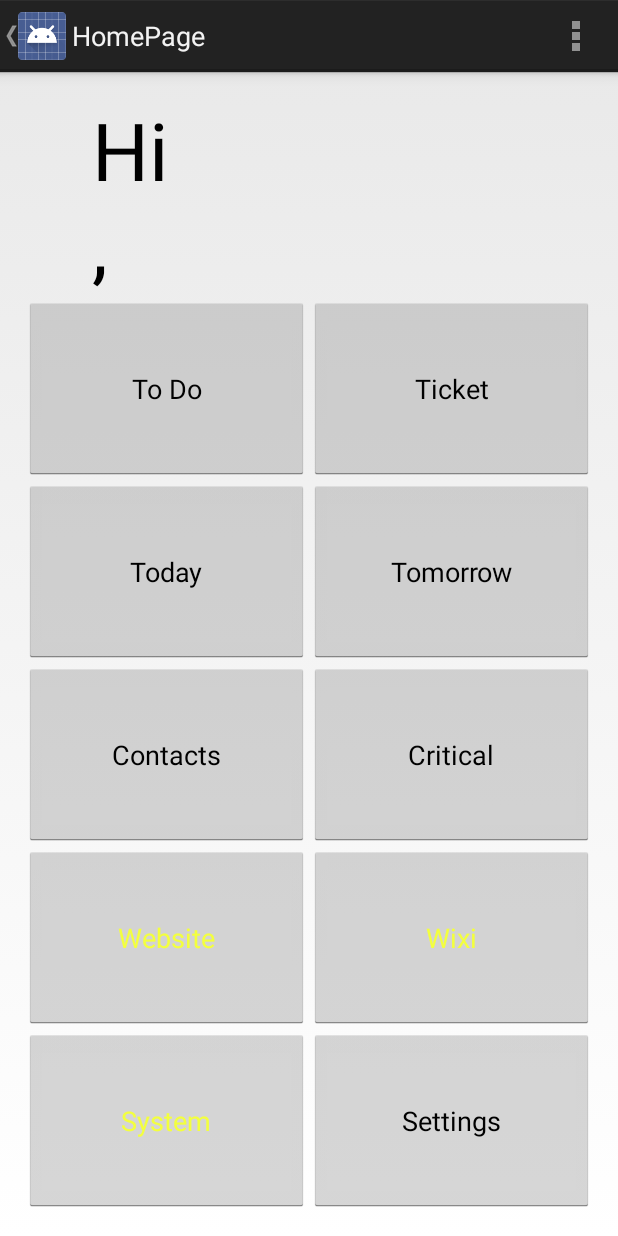
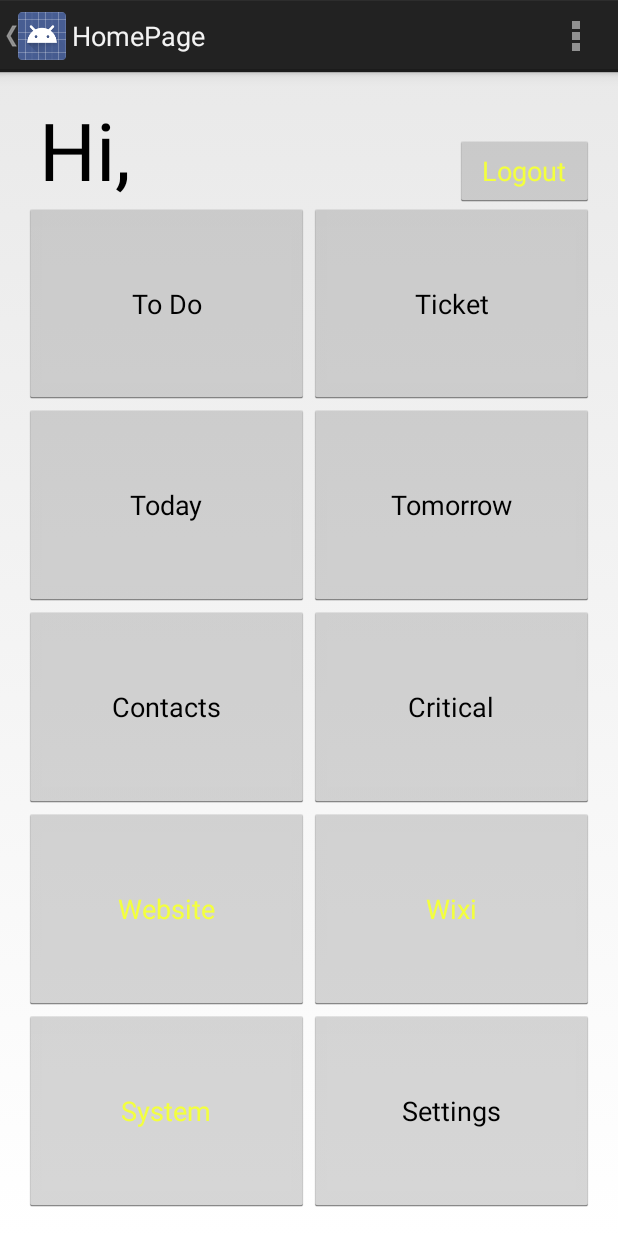
Before and after one commit to AdamMcG/BXP_MobileApp_Android, an Android app: the HomePage screen opened directly, with no data from a screen before it, on a phone screen of 412 x 824 dp. Run offline under Robolectric (Android 15) with nearby library versions, the phone set to English and light mode, and no system bars; network calls fail.

Commit message:
Commit 21: I've implemented Caching and Full name search into the codebase. The main problem with the styling was the usage of drawables and the fact that Android styling is... troublesome, to say the least. this is probably to do with lack of experience with the technology instead of being bad at programming in general(Ego as heck).

```diff
--- a/All N One/app/src/main/java/com/allnone/app/views/HomePage.java
+++ b/All N One/app/src/main/java/com/allnone/app/views/HomePage.java
@@ -1,7 +1,9 @@
 package com.allnone.app.views;
 
 import android.app.Activity;
+import android.content.Context;
 import android.content.Intent;
+import android.content.SharedPreferences;
 import android.graphics.drawable.Drawable;
 import android.net.Uri;
 import android.os.Bundle;
@@ -10,6 +12,7 @@ import android.view.MenuItem;
 import android.view.View;
 import android.widget.TextView;
 
+import com.allnone.app.Models.Login;
 import com.allnone.app.Models.Setting;
 import com.allnone.app.allnone.R;
 
@@ -23,14 +26,28 @@ import static com.allnone.app.allnone.R.layout.activity_home_page;
 public class HomePage extends Activity {
     public Setting mysetting = new Setting();
     private Intent diaryIntent;
+    private SharedPreferences myCaches;
 
     @Override
     protected void onCreate(Bundle savedInstanceState) {
         super.onCreate(savedInstanceState);
         setContentView(activity_home_page);
+        myCaches = this.getSharedPreferences("com.allnone.app", Context.MODE_PRIVATE);
+        fnStoreCache();
         String username = getIntent().getStringExtra("Hi");
         TextView tv = (TextView) findViewById(R.id.TVusername);
         tv.setText(username);
+    }
+
+    private void fnStoreCache() {
+        Login myLogin = Login.getInstance();
+        myCaches.edit().putString("URL", myLogin.getStrUrlUsed()).apply();
+        myCaches.edit().putString("system", myLogin.getStrSystemUsed()).apply();
+        myCaches.edit().putString("function", myLogin.getStrFunction()).apply();
+        myCaches.edit().putString("userName", myLogin.getStrUserName()).apply();
+        myCaches.edit().putInt("intClientId", myLogin.getIntClientid()).apply();
+        myCaches.edit().putString("strClient_SessionField", myLogin.getStrClient_SessionField()).apply();
+
     }
 
     Drawable drawable_from_url(String url, String sourcename) throws IOException {
@@ -48,6 +65,12 @@ public class HomePage extends Activity {
         int id = item.getItemId();
 
         return id == R.id.action_settings || super.onOptionsItemSelected(item);
+    }
+
+    public void logout(View view) {
+        myCaches.edit().clear().apply();
+        Intent intent = new Intent(this, RssActivity.class);
+        startActivity(intent);
     }
 
     public void loadToDo(View view) {
--- a/All N One/app/src/main/java/com/allnone/app/views/LoginPage.java
+++ b/All N One/app/src/main/java/com/allnone/app/views/LoginPage.java
@@ -5,6 +5,7 @@ import android.app.AlertDialog;
 import android.content.Context;
 import android.content.DialogInterface;
 import android.content.Intent;
+import android.content.SharedPreferences;
 import android.os.AsyncTask;
 import android.os.Bundle;
 import android.view.Menu;
@@ -57,6 +58,8 @@ public class LoginPage extends Activity {
     @Override
     protected void onCreate(Bundle savedInstanceState) {
         super.onCreate(savedInstanceState);
+        SharedPreferences myCache = this.getSharedPreferences("com.allnone.app", Context.MODE_PRIVATE);
+        myCache.edit().clear();
         local = this;
         setContentView(R.layout.activity_login_page);
         strSystem = (EditText) findViewById(R.id.TFsystem);
@@ -200,7 +203,6 @@ public class LoginPage extends Activity {
             myClient.fn_BxpApi_PostCall(strRestFunctionURL, myClient.fnStrSettingParameters(fn_FillParameters()));
             try {
                 fn_ParsingThroughXMLDocument(fn_createLoginParser(myClient.fnStrGetResponseFromCall()));
-
             } catch (IOException e) {
                 e.printStackTrace();
             }
--- a/All N One/app/src/main/res/layout/activity_home_page.xml
+++ b/All N One/app/src/main/res/layout/activity_home_page.xml
@@ -21,8 +21,8 @@
          android:layout_height="wrap_content"
          android:layout_alignLeft="@+id/button_todo"
          android:layout_alignParentTop="true"
-         android:layout_marginLeft="45dp"
-         android:text="Hi ,"
+         android:layout_marginLeft="10dp"
+         android:text="Hi,"
          android:textAppearance="?android:attr/textAppearanceLarge"
          android:textIsSelectable="true"
          android:textSize="80px" />
@@ -32,13 +32,23 @@
          android:layout_height="wrap_content"
          android:layout_alignParentTop="true"
          android:layout_toRightOf="@+id/textView10"
-         android:layout_weight="1"
+         android:layout_weight="0.3"
          android:gravity="left"
          android:text="@string/emptyString"
          android:textAppearance="?android:attr/textAppearanceLarge"
          android:textSize="80px"
          android:textStyle="italic" />
 
+     <Button
+         android:id="@+id/logout"
+         android:layout_width="match_parent"
+         android:layout_height="wrap_content"
+         android:layout_weight="0.5"
+         android:onClick="logout"
+         android:text="Logout"
+         android:textColor="#f3ff3e">
+
+     </Button>
  </LinearLayout>
 
 
@@ -118,7 +128,6 @@
 
 
 </LinearLayout>
-
 <LinearLayout
     android:layout_width="match_parent"
     android:layout_height="match_parent"
```
Also changed, not shown: All N One/app/src/main/java/com/allnone/app/Controllers/CampaignController.java (+37 -0 lines), All N One/app/src/main/java/com/allnone/app/views/Contacts.java (+7 -3 lines), All N One/app/src/main/java/com/allnone/app/views/RssActivity.java (+18 -4 lines), 31 other files.
